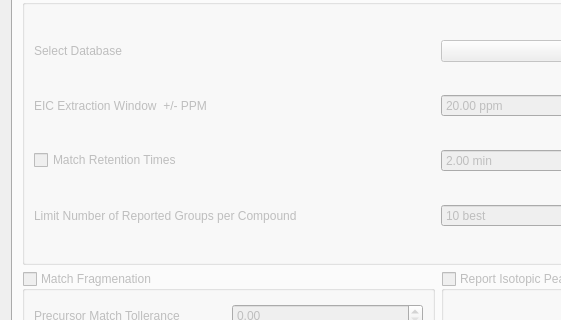
This is mzroll/forms/peakdetectiondialog.ui in ElucidataInc/ElMaven as Qt 5 draws it before an edit; both pictures show x 0 to 561 and y 218 to 538 of the 876 by 726 pixel window. The edited form follows.
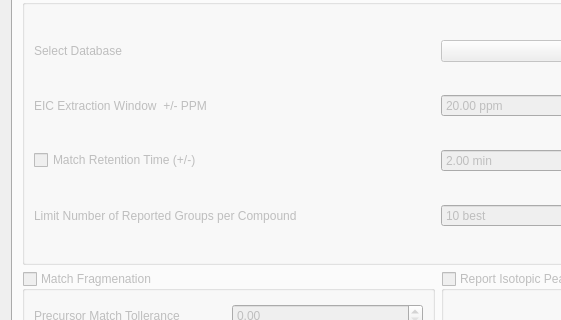
This is the edited form. The open tabs and pages were chosen to show the change.

Commit message: Ref: Change Label of Match Retention Time in Peak Dialog

```diff
--- a/mzroll/forms/peakdetectiondialog.ui
+++ b/mzroll/forms/peakdetectiondialog.ui
@@ -311,7 +311,7 @@
           <item row="3" column="0">
            <widget class="QCheckBox" name="matchRt">
             <property name="text">
-             <string>Match Retention Times</string>
+             <string>Match Retention Time (+/-)</string>
             </property>
             <property name="checked">
              <bool>false</bool>
```
